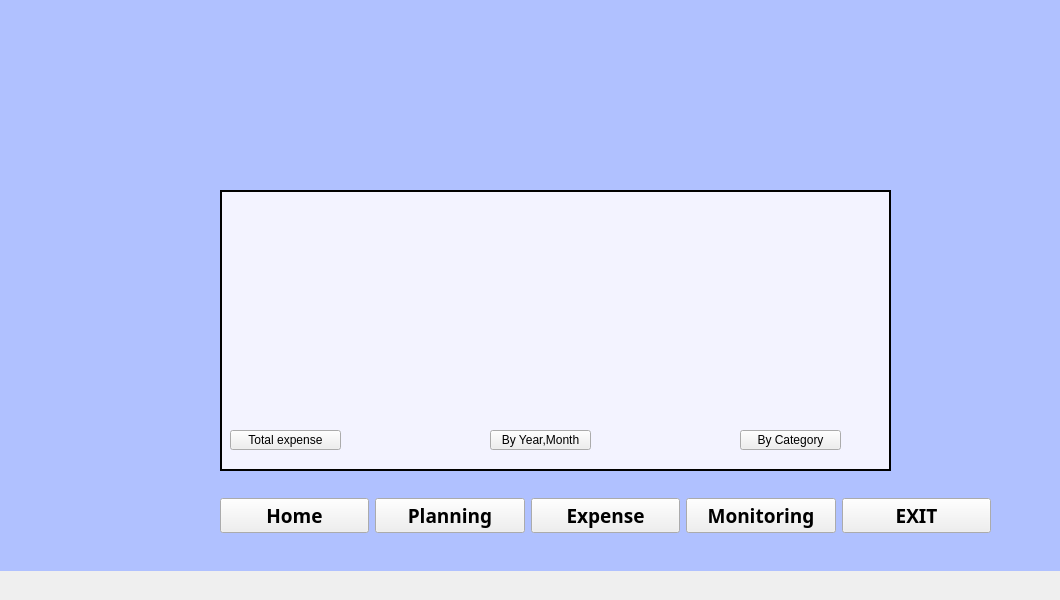
Old version of the form Backup/Finaldraft/mainwindow.ui in the repository DopeorNope-Lee/Programming02-team6.
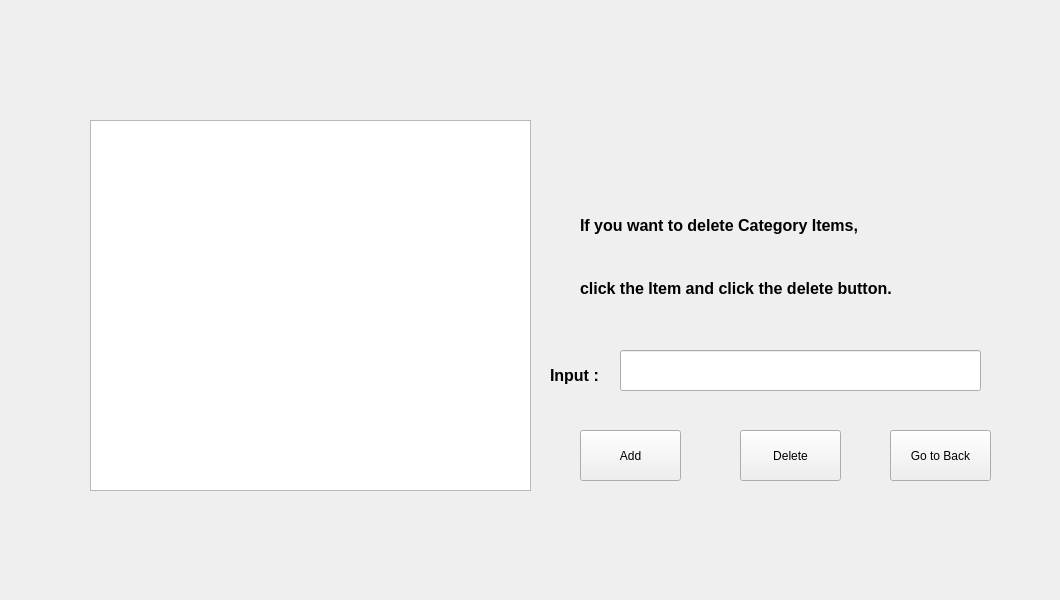
New version of the form. Icons and pictures are not drawn.

Commit message: add change category Directly

```diff
--- a/Backup/Finaldraft/mainwindow.ui
+++ b/Backup/Finaldraft/mainwindow.ui
@@ -39,7 +39,7 @@
      <string notr="true"/>
     </property>
     <property name="currentIndex">
-     <number>3</number>
+     <number>4</number>
     </property>
     <widget class="QWidget" name="mainpage">
      <widget class="QLabel" name="main_label">
@@ -1604,6 +1604,151 @@
      <zorder>By_category_btn</zorder>
      <zorder>horizontalLayoutWidget_5</zorder>
     </widget>
+    <widget class="QWidget" name="page">
+     <widget class="QPushButton" name="Category_btn">
+      <property name="geometry">
+       <rect>
+        <x>580</x>
+        <y>430</y>
+        <width>101</width>
+        <height>51</height>
+       </rect>
+      </property>
+      <property name="text">
+       <string>Add</string>
+      </property>
+     </widget>
+     <widget class="QPushButton" name="Category_btn2">
+      <property name="geometry">
+       <rect>
+        <x>890</x>
+        <y>430</y>
+        <width>101</width>
+        <height>51</height>
+       </rect>
+      </property>
+      <property name="text">
+       <string>Go to Back</string>
+      </property>
+     </widget>
+     <widget class="QPushButton" name="Category_btn_2">
+      <property name="geometry">
+       <rect>
+        <x>740</x>
+        <y>430</y>
+        <width>101</width>
+        <height>51</height>
+       </rect>
+      </property>
+      <property name="text">
+       <string>Delete</string>
+      </property>
+     </widget>
+     <widget class="QLineEdit" name="cateline_edit">
+      <property name="geometry">
+       <rect>
+        <x>620</x>
+        <y>350</y>
+        <width>361</width>
+        <height>41</height>
+       </rect>
+      </property>
+     </widget>
+     <widget class="QLabel" name="Category_lable1">
+      <property name="geometry">
+       <rect>
+        <x>580</x>
+        <y>190</y>
+        <width>451</width>
+        <height>71</height>
+       </rect>
+      </property>
+      <property name="font">
+       <font>
+        <family>Arial</family>
+        <pointsize>12</pointsize>
+        <weight>75</weight>
+        <bold>true</bold>
+       </font>
+      </property>
+      <property name="text">
+       <string>If you want to delete Category Items, </string>
+      </property>
+     </widget>
+     <widget class="QLabel" name="Category_lable2">
+      <property name="geometry">
+       <rect>
+        <x>580</x>
+        <y>280</y>
+        <width>451</width>
+        <height>16</height>
+       </rect>
+      </property>
+      <property name="font">
+       <font>
+        <family>Arial</family>
+        <pointsize>12</pointsize>
+        <weight>75</weight>
+        <bold>true</bold>
+       </font>
+      </property>
+      <property name="text">
+       <string>click the Item and click the delete button.</string>
+      </property>
+     </widget>
+     <widget class="QLabel" name="Category_lbel_main">
+      <property name="geometry">
+       <rect>
+        <x>580</x>
+        <y>130</y>
+        <width>191</width>
+        <height>51</height>
+       </rect>
+      </property>
+      <property name="font">
+       <font>
+        <family>Arial</family>
+        <pointsize>14</pointsize>
+        <weight>75</weight>
+        <bold>true</bold>
+       </font>
+      </property>
+      <property name="text">
+       <string>&lt;Category Edit&gt;</string>
+      </property>
+     </widget>
+     <widget class="QLabel" name="label">
+      <property name="geometry">
+       <rect>
+        <x>550</x>
+        <y>360</y>
+        <width>64</width>
+        <height>31</height>
+       </rect>
+      </property>
+      <property name="font">
+       <font>
+        <family>Arial</family>
+        <pointsize>12</pointsize>
+        <weight>75</weight>
+        <bold>true</bold>
+       </font>
+      </property>
+      <property name="text">
+       <string>Input :</string>
+      </property>
+     </widget>
+     <widget class="QListWidget" name="Cate_list">
+      <property name="geometry">
+       <rect>
+        <x>90</x>
+        <y>120</y>
+        <width>441</width>
+        <height>371</height>
+       </rect>
+      </property>
+     </widget>
+    </widget>
    </widget>
   </widget>
  </widget>
```
Left out of the diff: 142 changed lines with no effect on the pictures. Lines whose indentation alone changed are shown as unchanged. The commit also changes 28 other files.
